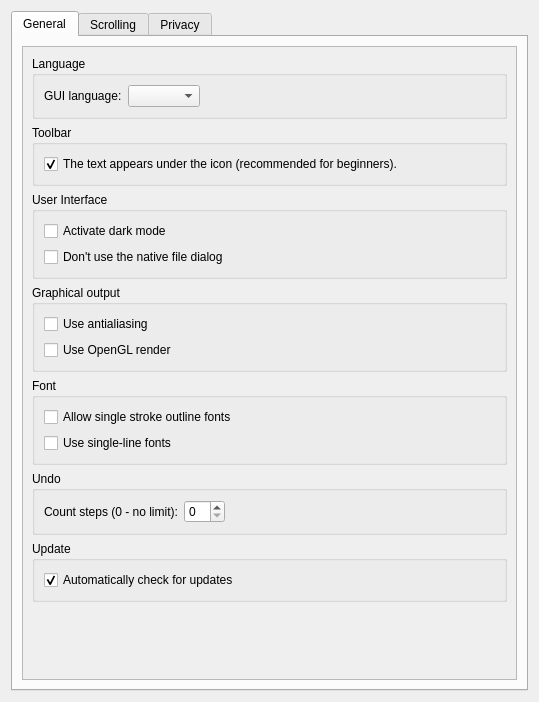
First picture: the form in src/app/puzzle/dialogs/configpages/puzzlepreferencesconfigurationpage.ui, repository dismine/valentina, before the edit.
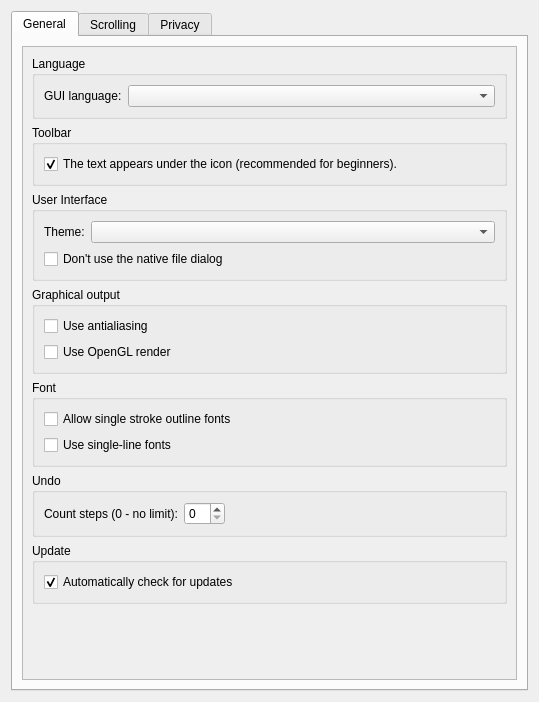
Second picture: the form after the edit.

Commit message:
Improve support for dark theme.
Custom dark theme updated. Added support for native dark mode. Added new icon themes. Scene still needs improvement.

```diff
--- a/src/app/puzzle/dialogs/configpages/puzzlepreferencesconfigurationpage.ui
+++ b/src/app/puzzle/dialogs/configpages/puzzlepreferencesconfigurationpage.ui
@@ -46,7 +46,7 @@
              </property>
              <layout class="QFormLayout" name="formLayout">
               <property name="fieldGrowthPolicy">
-               <enum>QFormLayout::ExpandingFieldsGrow</enum>
+               <enum>QFormLayout::AllNonFixedFieldsGrow</enum>
               </property>
               <item row="0" column="0">
                <widget class="QLabel" name="label_2">
@@ -87,11 +87,24 @@
              </property>
              <layout class="QVBoxLayout" name="verticalLayout_5">
               <item>
-               <widget class="QCheckBox" name="darkModeCheck">
-                <property name="text">
-                 <string>Activate dark mode</string>
-                </property>
-               </widget>
+               <layout class="QHBoxLayout" name="horizontalLayout">
+                <item>
+                 <widget class="QLabel" name="label_4">
+                  <property name="sizePolicy">
+                   <sizepolicy hsizetype="Fixed" vsizetype="Preferred">
+                    <horstretch>0</horstretch>
+                    <verstretch>0</verstretch>
+                   </sizepolicy>
+                  </property>
+                  <property name="text">
+                   <string>Theme:</string>
+                  </property>
+                 </widget>
+                </item>
+                <item>
+                 <widget class="QComboBox" name="comboBoxThemeMode"/>
+                </item>
+               </layout>
               </item>
               <item>
                <widget class="QCheckBox" name="checkBoxDontUseNativeDialog">
```
Left out of the diff: 10 changed lines with no effect on the pictures. The commit also changes 20516 other files.
